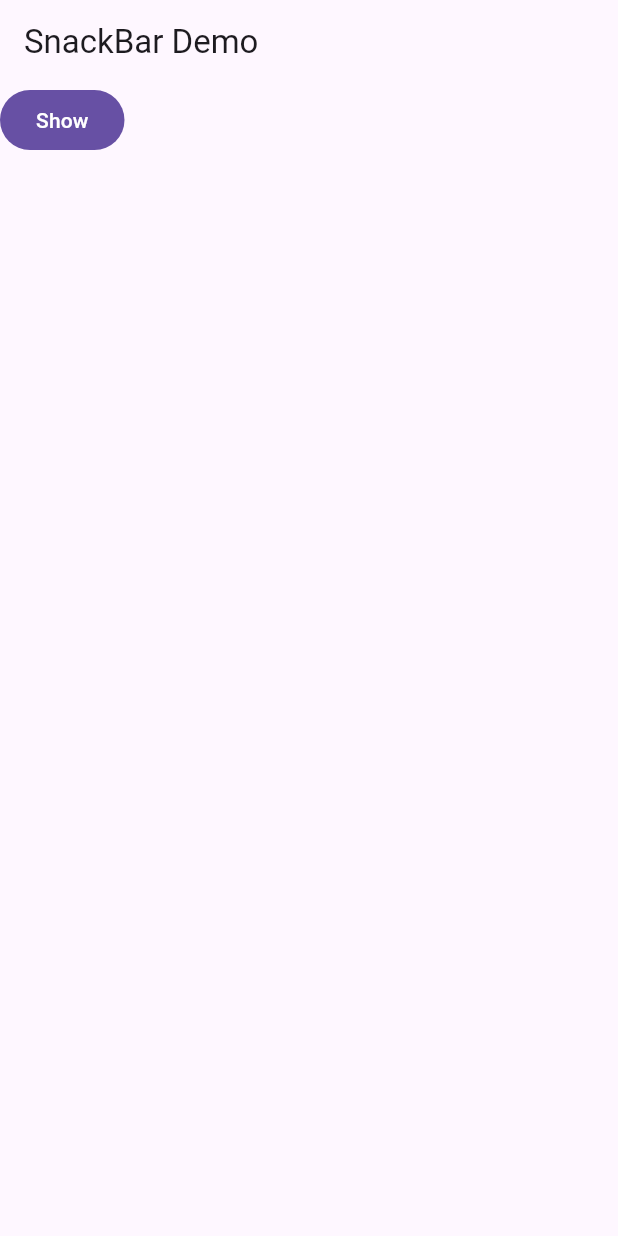
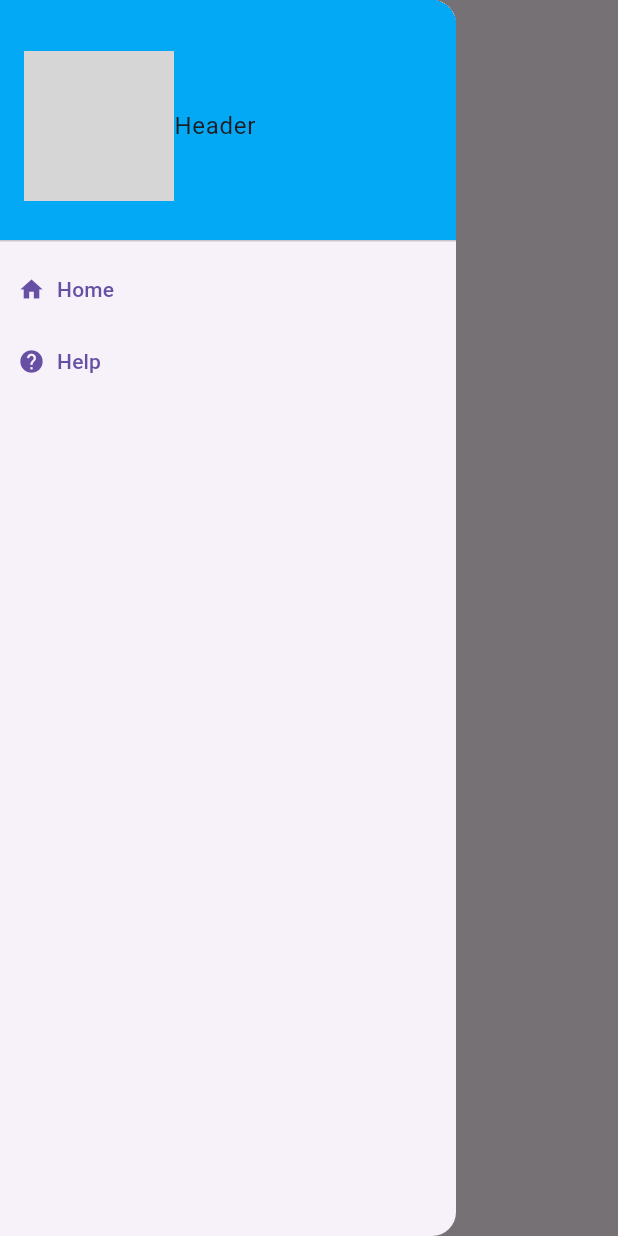
Before and after one commit to 6631501032/flutter_couse, a Flutter app: the screen it shows after launch, with the side drawer open (before the commit the screen has no drawer), on a phone screen of 412 x 824 dp. Run offline on Flutter 3.47's test engine with Material 3 defaults, Android fonts, the phone set to English and light mode, and no system bars; network calls fail; grey boxes are pictures that could not be loaded.

Commit message:
Add drawer demo

```diff
--- a/lib/main.dart
+++ b/lib/main.dart
@@ -1,6 +1,6 @@
 import 'package:flutter/material.dart';
-import 'package:flutter_couse/week09/snackbar_demo.dart';
+import 'package:flutter_couse/week09/drawer_demo.dart';
 
 void main() {
-  runApp(MaterialApp(debugShowCheckedModeBanner: false, home: SnackBarDemo()));
+  runApp(MaterialApp(debugShowCheckedModeBanner: false, home: DrawerDemo()));
 }
--- /dev/null
+++ b/lib/week09/drawer_demo.dart
@@ -0,0 +1,24 @@
+import 'package:flutter/material.dart';
+import 'drawer_widget.dart';
+
+
+class DrawerDemo extends StatelessWidget {
+  const DrawerDemo({super.key});
+
+
+  @override
+  Widget build(BuildContext context) {
+    return Scaffold(
+      appBar: AppBar(
+        title: const Text('Drawer Demo'),
+      ),
+      drawer: const DrawerWidget(),
+      body: const Align(
+        alignment: Alignment.topCenter,
+        child: Text('Welcome page'),
+      ),
+      // Disable opening the drawer with a swipe gesture.
+      drawerEnableOpenDragGesture: false, //default is true
+    );
+  }
+}
--- /dev/null
+++ b/lib/week09/drawer_help.dart
@@ -0,0 +1,22 @@
+import 'package:flutter/material.dart';
+import 'drawer_widget.dart';
+
+
+class DrawerHelp extends StatelessWidget {
+  const DrawerHelp({super.key});
+
+
+  @override
+  Widget build(BuildContext context) {
+    return Scaffold(
+      appBar: AppBar(
+        title: const Text('Help'),
+      ),
+      drawer: const DrawerWidget(),
+      body: Container(
+        alignment: Alignment.topCenter,
+        child: const Text('Help page'),
+      ),
+    );
+  }
+}
--- /dev/null
+++ b/lib/week09/drawer_widget.dart
@@ -0,0 +1,45 @@
+import 'package:flutter/material.dart';
+import 'drawer_demo.dart';
+import 'drawer_help.dart';
+
+
+class DrawerWidget extends StatelessWidget {
+  const DrawerWidget({super.key});
+
+
+  @override
+  Widget build(BuildContext context) {
+    return Drawer(
+      child: Column(
+        crossAxisAlignment: CrossAxisAlignment.start,
+        children: [
+          DrawerHeader(
+            decoration: const BoxDecoration(color: Colors.lightBlue),
+            child: Row(
+              children: [
+                Image.network('https://tse4.mm.bing.net/th/id/OIP.H_QoPLADAT3GFykDCfqZiwHaEn?rs=1&pid=ImgDetMain&o=7&rm=3', width: 100),
+                const Text('Header'),
+              ],
+            ),
+          ),
+          TextButton.icon(
+            onPressed: () => Navigator.pushReplacement(
+              context,
+              MaterialPageRoute(builder: (context) => const DrawerDemo()),
+            ),
+            icon: const Icon(Icons.home),
+            label: const Text('Home'),
+          ),
+          TextButton.icon(
+            onPressed: () => Navigator.pushReplacement(
+              context,
+              MaterialPageRoute(builder: (context) => const DrawerHelp()),
+            ),
+            icon: const Icon(Icons.help),
+            label: const Text('Help'),
+          ),
+        ],
+      ),
+    );
+  }
+}
```
